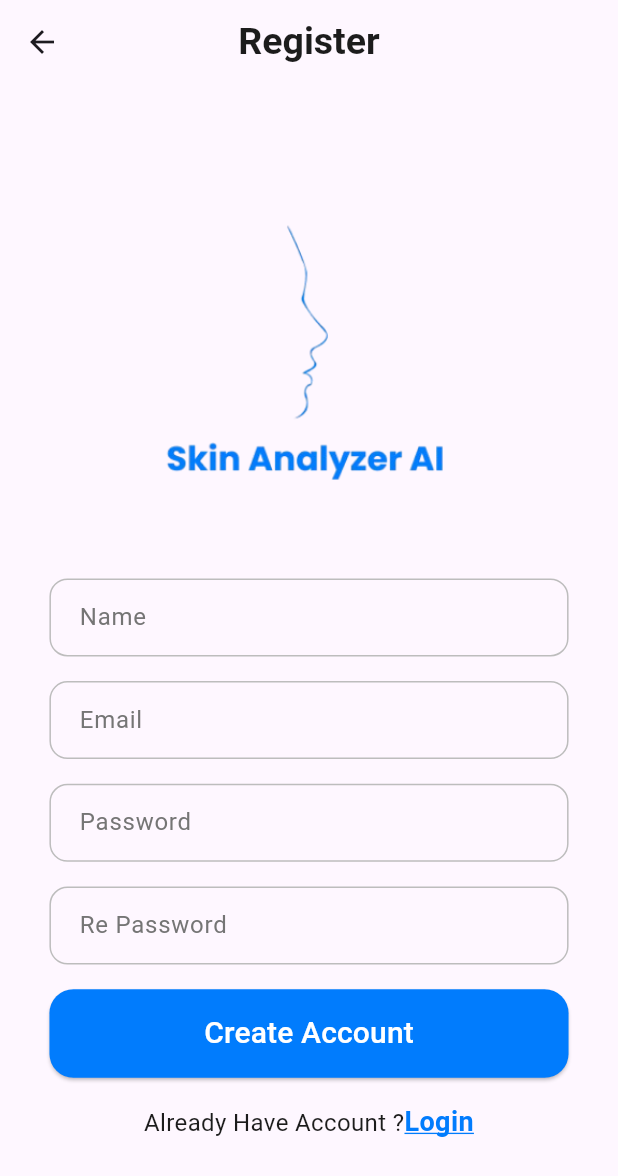
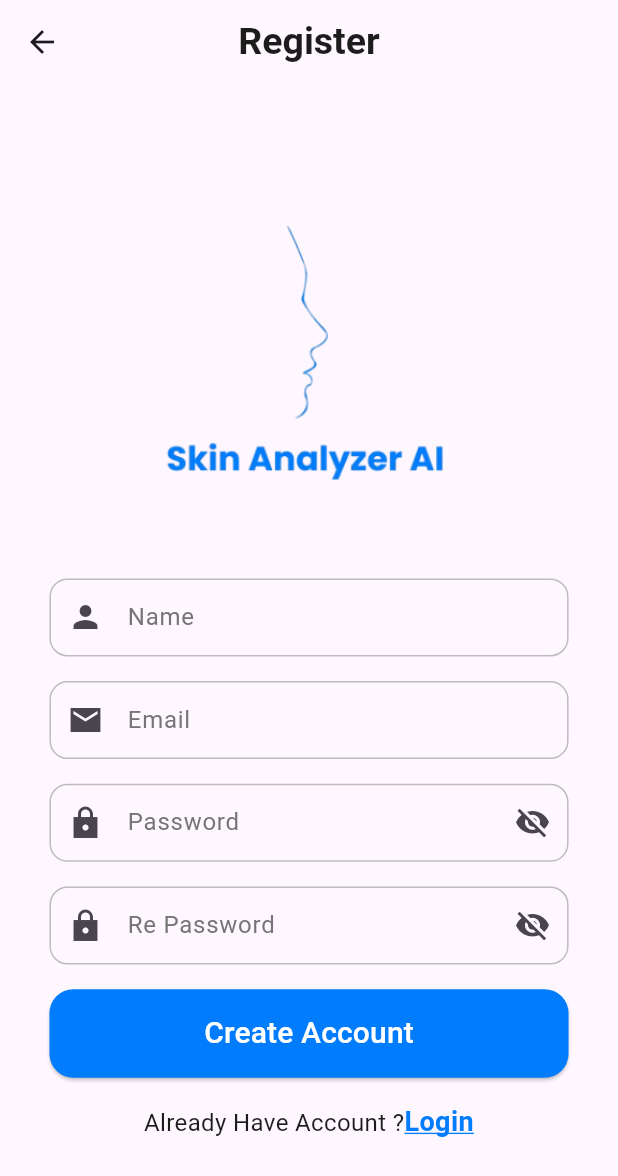
Before and after one commit to Hanaahmed40/skin_analyzer, a Flutter app: the RegisterScreen screen opened by its route, on a phone screen of 412 x 824 dp. Shown: the top 1176 px of the screen. Run offline on Flutter 3.47's test engine with Material 3 defaults, Android fonts, the light colour scheme and no system bars; our stand-ins replace flutter_bloc, flutter_secure_storage, get_it, image_picker, internet_connection_checker_plus, supabase_flutter; accounts and stored records are empty.

```diff
--- a/lib/auth/login/presentation/register_screen.dart
+++ b/lib/auth/login/presentation/register_screen.dart
@@ -49,7 +49,7 @@ class _RegisterScreenState extends State<RegisterScreen> {
               ),
               CustomTextField(
                 hintText: AppLocalizations.of(context)!.name,
-                prefixIcon: Icons.person,
+                prefix: Icon(Icons.person),
                 obscureText: false,
               ),
               SizedBox(
@@ -57,7 +57,7 @@ class _RegisterScreenState extends State<RegisterScreen> {
               ),
               CustomTextField(
                 hintText: AppLocalizations.of(context)!.email,
-                prefixIcon: Icons.email_sharp,
+                prefix: Icon(Icons.email_sharp),
                 obscureText: false,
               ),
               SizedBox(
@@ -65,20 +65,18 @@ class _RegisterScreenState extends State<RegisterScreen> {
               ),
               CustomTextField(
                 hintText: AppLocalizations.of(context)!.password,
-                suffixIcon: Icons.visibility_off_sharp,
-                prefixIcon: Icons.lock_sharp,
+                suffix: Icon(Icons.visibility_off_sharp),
+                prefix: Icon(Icons.lock_sharp),
                 obscureText: true,
-                isPasswordField: true,
               ),
               SizedBox(
                 height: height * 0.02,
               ),
               CustomTextField(
                 hintText: AppLocalizations.of(context)!.re_password,
-                suffixIcon: Icons.visibility_off_sharp,
-                prefixIcon: Icons.lock_sharp,
+                suffix: Icon(Icons.visibility_off_sharp),
+                prefix: Icon(Icons.lock_sharp),
                 obscureText: true,
-                isPasswordField: true,
               ),
               SizedBox(
                 height: height * 0.02,
--- a/lib/forget_password/forget_screen.dart
+++ b/lib/forget_password/forget_screen.dart
@@ -40,7 +40,7 @@ class ForgetScreen extends StatelessWidget {
               SizedBox(height: height * 0.03),
               CustomTextField(
                 hintText: AppLocalizations.of(context)!.email,
-                prefixIcon: Icons.email_sharp,
+                prefix: Icon(Icons.email_sharp),
                 obscureText: false,
               ),
               SizedBox(height: height * 0.01),
```
Also changed, not shown: lib/auth/login/presentation/login_screen.dart (+8 -25 lines), lib/auth/login/presentation/widgets/login_button_bloc_listener.dart (added, +67 -0 lines).
